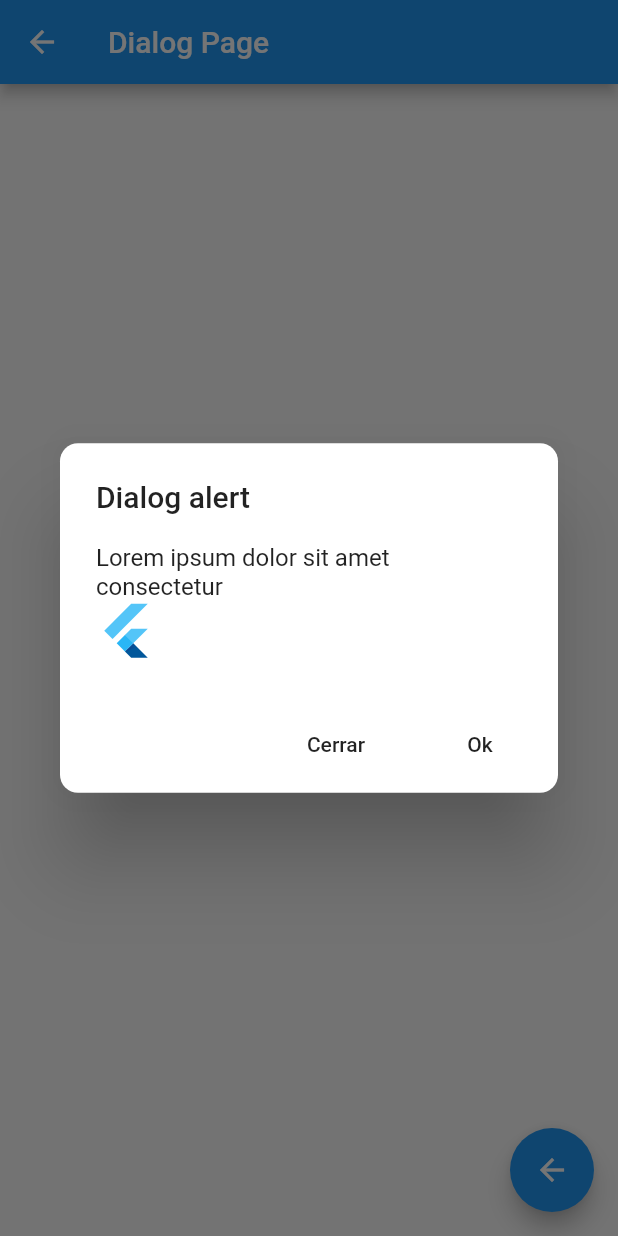
After one commit to josegpulido/flutter-examples, a Flutter app: the DialogPage screen opened by its route, after a tap on "Abrir dialog", on a phone screen of 412 x 824 dp. The commit adds this screen. Run offline on Flutter 3.47's test engine with Material 2 defaults, Android fonts, the phone set to English and light mode, and no system bars; network calls fail.

Commit message:
add: routing, cards y alert dialog

```diff
--- a/mySecondApp/data/menu_options.json
+++ b/mySecondApp/data/menu_options.json
@@ -3,7 +3,7 @@
     {
       "route": "alert",
       "icon": "add_alert_outlined",
-      "title": "Alertas"
+      "title": "Dialogs"
     },
     {
       "route": "avatar",
--- a/mySecondApp/lib/main.dart
+++ b/mySecondApp/lib/main.dart
@@ -3,7 +3,7 @@ import 'package:flutter/material.dart';
 // Routes
 import 'package:mySecondApp/src/routes/routes.dart';
 // Widgets
-import 'package:mySecondApp/src/pages/alert_page.dart';
+import 'package:mySecondApp/src/pages/dialog_page.dart';
 
 void main() => runApp(MyApp());
 
@@ -27,7 +27,7 @@ class MyApp extends StatelessWidget {
          * destinado a ser la página que se muestre dado un destino de navegación.
          */
         return MaterialPageRoute(
-          builder: (BuildContext context) => AlertPage()
+          builder: (BuildContext context) => DialogPage()
         );
       }
     );
--- /dev/null
+++ b/mySecondApp/lib/src/pages/dialog_page.dart
@@ -0,0 +1,81 @@
+// Required imports
+import 'package:flutter/material.dart';
+
+class DialogPage extends StatelessWidget {
+
+  // Widget builder
+  @override
+  Widget build(BuildContext context) {
+    return Scaffold(
+      appBar: AppBar(
+        title: Text('Dialog Page')
+      ),
+      floatingActionButton: FloatingActionButton(
+        child: Icon(Icons.arrow_back),
+        onPressed: () {
+          /* Navigator.pop utiliza el contexto para resolver hacia donde tiene
+           * que regresa el app, es decir, en qué vista se encontraba
+           * anteriormente.
+           */
+          Navigator.pop(context);
+        }
+      ),
+      body: Center(
+        child: RaisedButton(
+          color: Colors.deepPurple,
+          textColor: Colors.white,
+          shape: StadiumBorder(),
+          child: Text('Abrir dialog'),
+          onPressed: () => _openDialog(context)
+        )
+      )
+    );
+  }
+
+  // Open alert event
+  void _openDialog(BuildContext context) {
+    showDialog(
+      context: context,
+      barrierDismissible: false, // <-- Evita que el dialog se cierre al hacer touch afuera
+      /* builder es la función encargada de dibujar el Widget que compondrá el
+       * dialog en sí.
+       */
+      builder: (context) {
+        return AlertDialog(
+          shape: RoundedRectangleBorder(
+            borderRadius: BorderRadius.circular(12.0)
+          ),
+          title: Text('Dialog alert'),
+          content: Column(
+            /* 'mainAxisSize' configura cuánto se debe de estirar el Column
+             * respecto al contenedor padre.
+             */
+            mainAxisSize: MainAxisSize.min,
+            crossAxisAlignment: CrossAxisAlignment.start,
+            children: [
+              Text('Lorem ipsum dolor sit amet consectetur'),
+              FlutterLogo(
+                size: 40.0
+              )
+            ]
+          ),
+          actions: [
+            FlatButton(
+              child: Text('Cerrar'),
+              /* Navigator.of(context).pop() toma la vista del Dialog y la
+               * desecha, finalizando así la navegación.
+               */
+              onPressed: () => Navigator.of(context).pop()
+            ),
+            FlatButton(
+              child: Text('Ok'),
+              onPressed: () {
+                // code
+              }
+            )
+          ]
+        );
+      }
+    );
+  }
+}
--- a/mySecondApp/lib/src/routes/routes.dart
+++ b/mySecondApp/lib/src/routes/routes.dart
@@ -1,9 +1,10 @@
 // Required imports
 import 'package:flutter/material.dart';
 // Widgets
-import 'package:mySecondApp/src/pages/alert_page.dart';
+import 'package:mySecondApp/src/pages/home_page.dart';
+import 'package:mySecondApp/src/pages/dialog_page.dart';
 import 'package:mySecondApp/src/pages/avatar_page.dart';
-import 'package:mySecondApp/src/pages/home_page.dart';
+import 'package:mySecondApp/src/pages/cards_pages.dart';
 
 /* Esto no es más que un método que retorna las rutas para tener
  * más orden en el main.dart y no tener que hardcodearlas directamente.
@@ -11,7 +12,8 @@ import 'package:mySecondApp/src/pages/home_page.dart';
 Map<String, WidgetBuilder> getAppRoutes() {
   return {
     '/': (BuildContext context) => HomePage(),
-    'alert': (BuildContext context) => AlertPage(),
-    'avatar': (BuildContext context) => AvatarPage()
+    'alert': (BuildContext context) => DialogPage(),
+    'avatar': (BuildContext context) => AvatarPage(),
+    'card': (BuildContext context) => CardsPage()
   };
 }
--- a/mySecondApp/pubspec.yaml
+++ b/mySecondApp/pubspec.yaml
@@ -39,3 +39,4 @@ flutter:
   # Static resources
   assets:
     - data/menu_options.json
+    - assets/
```
Also changed, not shown: mySecondApp/lib/src/pages/alert_page.dart (deleted, +0 -22 lines), mySecondApp/lib/src/pages/avatar_page.dart (+15 -1 lines), mySecondApp/lib/src/pages/cards_pages.dart (added, +134 -0 lines), mySecondApp/assets/image_placeholder.gif (added), 2 other files.
